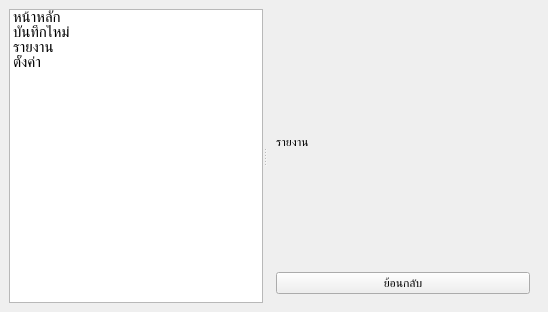
Before: the Qt Designer form src/views/main_window.ui in xXFirst555Xx/FuelTracker, drawn with Qt 5.
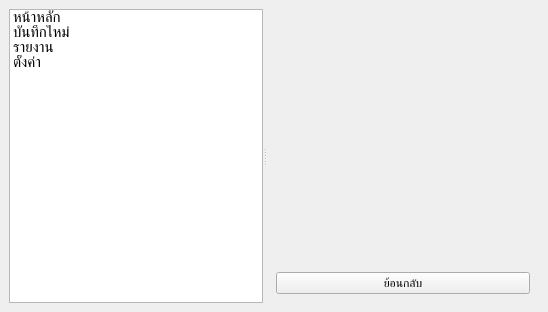
After: the same form once the commit is applied. The open tabs and pages were chosen to show the change. Icons and pictures are not drawn.

Commit message: Add Thai fuel reports page

```diff
--- a/src/views/main_window.ui
+++ b/src/views/main_window.ui
@@ -132,11 +132,7 @@
        <widget class="QWidget" name="reportsPage">
         <layout class="QVBoxLayout" name="reportsLayout">
          <item>
-          <widget class="QLabel" name="reportLabel">
-           <property name="text">
-            <string>รายงาน</string>
-           </property>
-          </widget>
+          <widget class="QWidget" name="reportsContainer"/>
          </item>
          <item>
           <widget class="QPushButton" name="backButton">
```
The commit also changes 11 other files.
